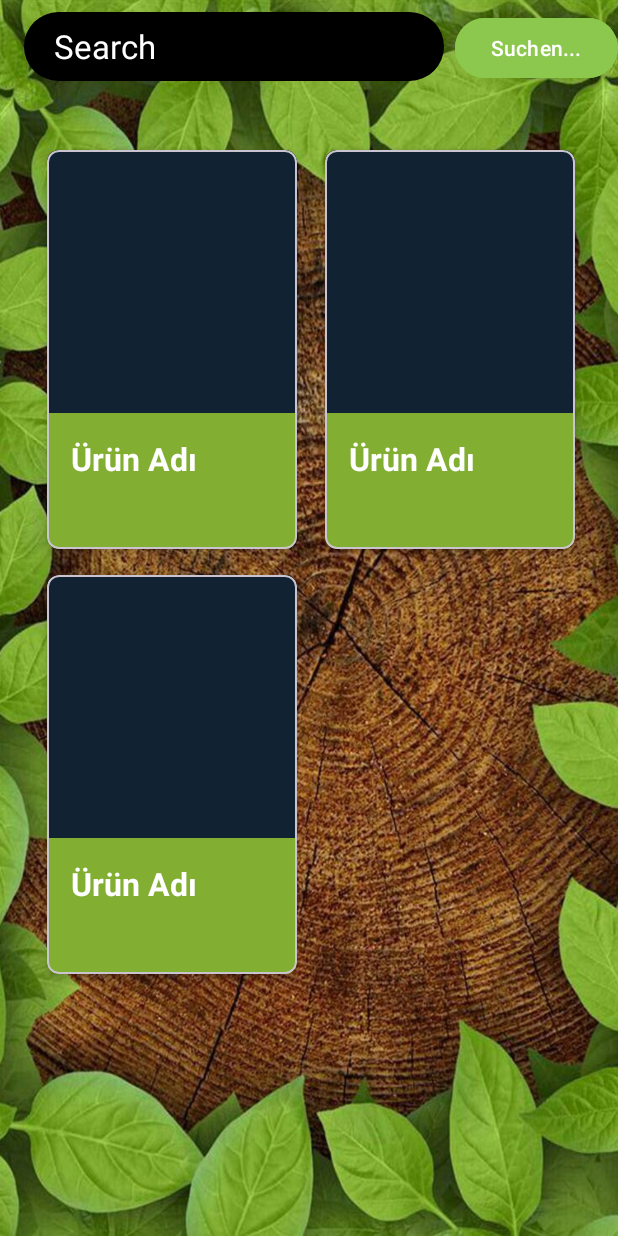
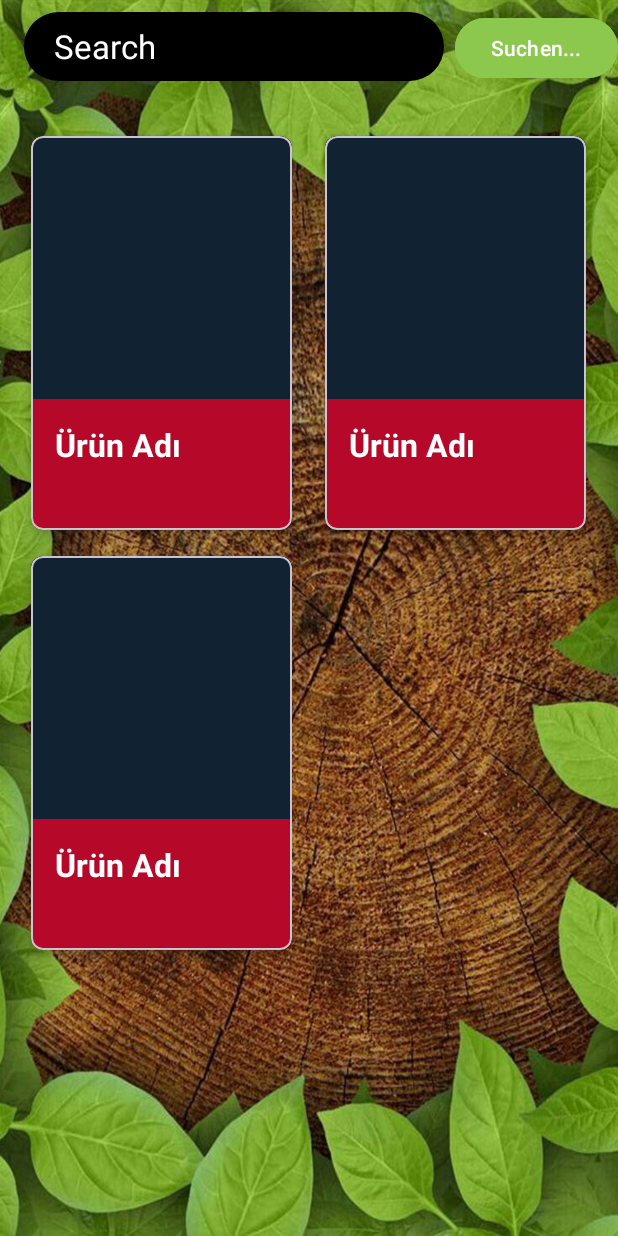
Before and after one commit to VolkanSyntax/Delish-Dish-Android-Modul-3-Abschlussprojekt, an Android app: the layout fragment_recipe_list.xml on its own in the app's theme, with its tools: preview values and no code run, on a phone screen of 412 x 824 dp. Run offline under Robolectric (Android 15) with nearby library versions, the phone set to English and light mode, and no system bars.

Commit message:
Android abschluss 12.03.2024

```diff
--- a/app/src/main/java/de/syntax/androidabschluss/ui/RecipeListFragment.kt
+++ b/app/src/main/java/de/syntax/androidabschluss/ui/RecipeListFragment.kt
@@ -6,6 +6,7 @@ import android.view.LayoutInflater
 import android.view.View
 import android.view.ViewGroup
 import androidx.fragment.app.activityViewModels
+import androidx.recyclerview.widget.GridLayoutManager
 import androidx.recyclerview.widget.LinearLayoutManager
 import de.syntax.androidabschluss.viewmodel.MainViewModel
 import de.syntax.androidabschluss.adapters.RecipeAdapter
@@ -32,7 +33,9 @@ class RecipeListFragment : Fragment() {
             viewModel.searchMeals(searchValue)
         }
         // Layout manager atanıyor
-        binding.reciperListRV.layoutManager = LinearLayoutManager(context)
+        binding.reciperListRV.layoutManager = GridLayoutManager(context,2);
+
+        binding.reciperListRV.hasFixedSize()
 
         viewModel.mealsLiveData.observe(viewLifecycleOwner) { meals ->
             binding.reciperListRV.adapter = RecipeAdapter(meals, viewModel)
--- a/app/src/main/res/layout/activity_main.xml
+++ b/app/src/main/res/layout/activity_main.xml
@@ -22,9 +22,9 @@
         android:id="@+id/bottomNavigationView"
         android:layout_width="match_parent"
         android:layout_height="72dp"
-        android:background="#82AE32"
-        app:itemIconTint="@color/white"
-        app:itemTextColor="@color/white"
+        app:backgroundTint="#82AE32"
+        app:itemIconTint="#B60829"
+        app:itemTextColor="#B60829"
         app:layout_constraintBottom_toBottomOf="parent"
         app:layout_constraintEnd_toEndOf="parent"
         app:layout_constraintHorizontal_bias="0.0"
--- a/app/src/main/res/layout/fragment_recipe_list.xml
+++ b/app/src/main/res/layout/fragment_recipe_list.xml
@@ -44,16 +44,16 @@
 
     <androidx.recyclerview.widget.RecyclerView
         android:id="@+id/reciperListRV"
-        android:layout_width="409dp"
+        android:layout_width="match_parent"
         android:layout_height="657dp"
         android:layout_marginTop="16dp"
-        android:padding="19dp"
+        android:padding="10dp"
         app:spanCount="2"
-        tools:listitem="@layout/item_recipe"
         app:layoutManager="androidx.recyclerview.widget.GridLayoutManager"
         app:layout_constraintEnd_toEndOf="parent"
         app:layout_constraintStart_toStartOf="parent"
-        app:layout_constraintTop_toBottomOf="@+id/recipeListSearchButton" />
+        app:layout_constraintTop_toBottomOf="@+id/recipeListSearchButton"
+        tools:listitem="@layout/item_recipe"/>
 
 
 </androidx.constraintlayout.widget.ConstraintLayout>
--- a/app/src/main/res/layout/item_recipe.xml
+++ b/app/src/main/res/layout/item_recipe.xml
@@ -1,26 +1,25 @@
 <?xml version="1.0" encoding="utf-8"?>
 <androidx.constraintlayout.widget.ConstraintLayout xmlns:android="http://schemas.android.com/apk/res/android"
-    android:layout_width="match_parent"
+    android:layout_width="wrap_content"
     android:layout_height="wrap_content"
     xmlns:app="http://schemas.android.com/apk/res-auto">
 
     <com.google.android.material.card.MaterialCardView
         android:id="@+id/productrecipeCardView"
-        android:layout_width="180dp"
-        android:layout_height="283dp"
+        android:layout_width="match_parent"
+        android:layout_height="280dp"
         android:layout_marginStart="4dp"
         android:clickable="true"
-        app:cardBackgroundColor="#82AE32"
+        app:cardBackgroundColor="#B60829"
         app:cardCornerRadius="8dp"
         app:cardElevation="4dp"
         app:cardUseCompatPadding="true"
         app:layout_constraintBottom_toBottomOf="parent"
         app:layout_constraintStart_toStartOf="parent"
-        app:layout_constraintTop_toTopOf="parent"
-        app:layout_constraintVertical_bias="0.0">
+        app:layout_constraintTop_toTopOf="parent">
 
         <LinearLayout
-            android:layout_width="match_parent"
+            android:layout_width="174dp"
             android:layout_height="wrap_content"
             android:orientation="vertical">
 
@@ -32,7 +31,7 @@
                 android:src="#123" />
 
             <LinearLayout
-                android:layout_width="match_parent"
+                android:layout_width="163dp"
                 android:layout_height="wrap_content"
                 android:orientation="vertical"
                 android:padding="16dp">
@@ -48,7 +47,7 @@
 
                 <TextView
                     android:id="@+id/productTextViewTags"
-                    android:layout_width="136dp"
+                    android:layout_width="131dp"
                     android:layout_height="32dp"
                     android:textColor="@color/white"
                     android:textSize="16sp"
```
